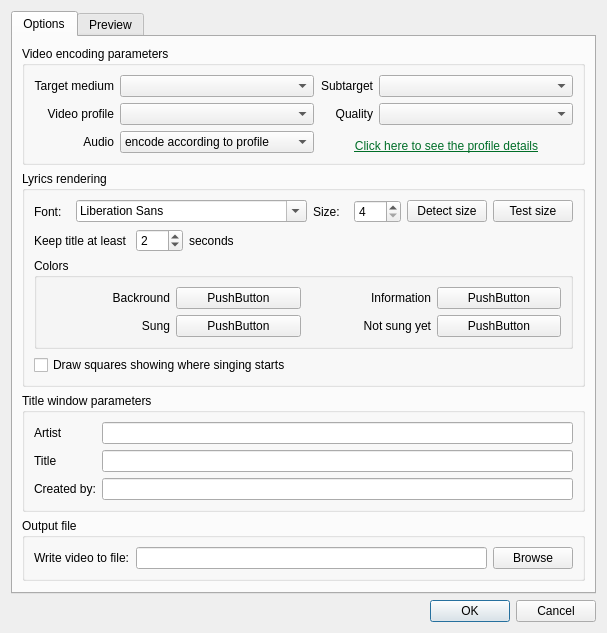
Before: the Qt Designer form src/dialog_export_params.ui in gyunaev/karlyriceditor, drawn with Qt 5.
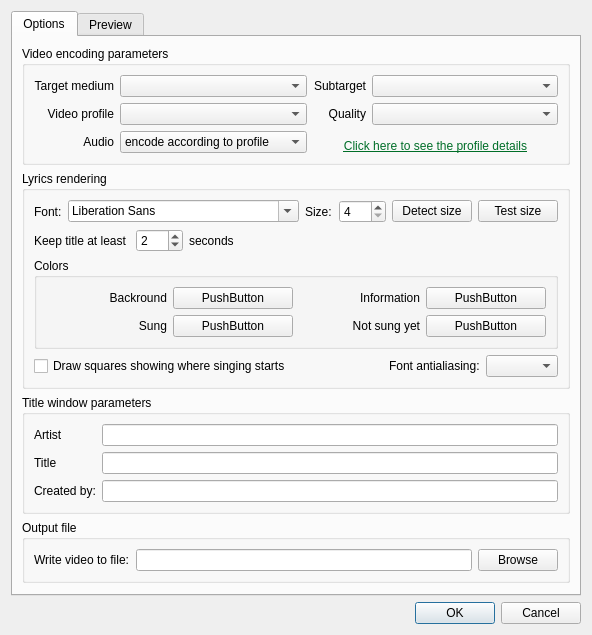
After: the same form once the commit is applied. Custom widgets are drawn as their Qt base class.

Commit message: Qt5 port, added antialiasing support for rendering, fixed boundary error (finally)

```diff
--- a/src/dialog_export_params.ui
+++ b/src/dialog_export_params.ui
@@ -6,8 +6,8 @@
    <rect>
     <x>0</x>
     <y>0</y>
-    <width>607</width>
-    <height>579</height>
+    <width>592</width>
+    <height>581</height>
    </rect>
   </property>
   <property name="windowTitle">
@@ -344,12 +344,39 @@
            </widget>
           </item>
           <item>
+           <layout class="QHBoxLayout" name="horizontalLayout">
+            <item>
            <widget class="QCheckBox" name="cbVideoPreamble">
             <property name="text">
              <string>Draw squares showing where singing starts</string>
             </property>
            </widget>
           </item>
+            <item>
+             <spacer name="horizontalSpacer">
+              <property name="orientation">
+               <enum>Qt::Horizontal</enum>
+              </property>
+              <property name="sizeHint" stdset="0">
+               <size>
+                <width>40</width>
+                <height>20</height>
+               </size>
+              </property>
+             </spacer>
+            </item>
+            <item>
+             <widget class="QLabel" name="label_9">
+              <property name="text">
+               <string>Font antialiasing:</string>
+              </property>
+             </widget>
+            </item>
+            <item>
+             <widget class="QComboBox" name="boxFontAntialiasing"/>
+            </item>
+           </layout>
+          </item>
          </layout>
         </widget>
        </item>
```
Left out of the diff: 3 changed lines with no effect on the pictures. Lines whose indentation alone changed are shown as unchanged. The commit also changes 8 other files.
